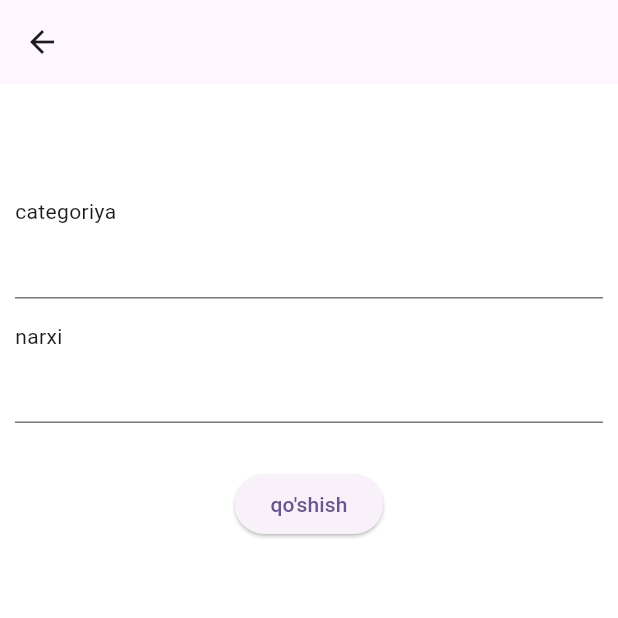
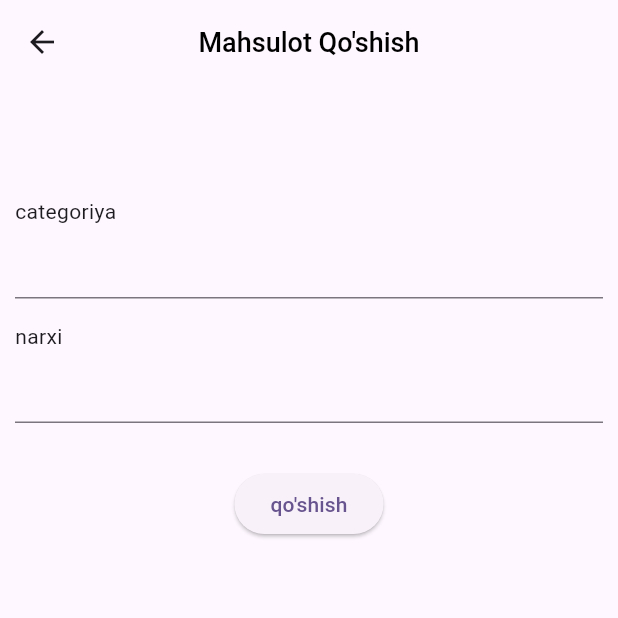
Before and after one commit to AbdulazizTursunov/category, a Flutter app: the screen it shows after launch, after a tap on the "add" icon, on a phone screen of 412 x 824 dp, the top half of it. Run offline on Flutter 3.47's test engine with Material 3 defaults, Android fonts, the phone set to English and light mode, and no system bars; missing offline and left inert: sqlite_wrapper.

Commit message:
add view papka

```diff
--- a/lib/data/model/category_model.dart
+++ b/lib/data/model/category_model.dart
@@ -1,6 +1,4 @@
-import 'package:category/data/db/crud_service.dart';
-import 'package:category/data/db/db_initialize.dart';
-import 'package:flutter/material.dart';
+import 'view.dart';
 
 class CategoryModel {
   static CrudService service = CategoryService();
--- a/lib/data/model/mahsulot_model.dart
+++ b/lib/data/model/mahsulot_model.dart
@@ -1,6 +1,4 @@
-import 'package:category/data/db/crud_service.dart';
-import 'package:category/data/db/db_initialize.dart';
-import 'package:flutter/material.dart';
+import 'view.dart';
 
 class MahsulotModel {
   static CrudService service = MahsulotService();
--- /dev/null
+++ b/lib/data/model/view.dart
@@ -0,0 +1,3 @@
+export 'package:category/data/db/crud_service.dart';
+export 'package:category/data/db/db_initialize.dart';
+export 'package:flutter/material.dart';
--- a/lib/main.dart
+++ b/lib/main.dart
@@ -31,7 +31,6 @@ class MyApp extends StatelessWidget {
     return MaterialApp(
       debugShowCheckedModeBanner: false,
       theme: ThemeData(
-        scaffoldBackgroundColor: Colors.white70,
         colorScheme: ColorScheme.fromSeed(seedColor: Colors.deepPurple),
         useMaterial3: true,
       ),
--- a/lib/ui/all_product/product_screen.dart
+++ b/lib/ui/all_product/product_screen.dart
@@ -1,8 +1,4 @@
-import 'package:category/constant/constant_fields.dart';
-import 'package:category/data/model/category_model.dart';
-import 'package:category/data/model/mahsulot_model.dart';
-import 'package:category/ui/all_product/sub_screen/add_scren.dart';
-import 'package:flutter/material.dart';
+import 'view.dart';
 
 class AllProduct extends StatefulWidget {
   const AllProduct({super.key});
--- a/lib/ui/all_product/sub_screen/add_scren.dart
+++ b/lib/ui/all_product/sub_screen/add_scren.dart
@@ -1,7 +1,5 @@
-import 'package:category/constant/constant_fields.dart';
-import 'package:category/data/model/category_model.dart';
-import 'package:category/data/model/mahsulot_model.dart';
-import 'package:flutter/material.dart';
+import 'package:category/ui/all_product/view.dart';
+
 
 class AddItemScreen extends StatefulWidget {
   const AddItemScreen({super.key});
@@ -19,7 +17,13 @@ class _AddItemScreenState extends State<AddItemScreen> {
   @override
   Widget build(BuildContext context) {
     return Scaffold(
-      appBar: AppBar(),
+      appBar: AppBar(
+        centerTitle: true,
+        title: Text(
+          "Mahsulot Qo'shish",
+          style: stylee,
+        ),
+      ),
       body: Padding(
         padding: const EdgeInsets.symmetric(horizontal: 10.0),
         child: Column(
--- /dev/null
+++ b/lib/ui/all_product/view.dart
@@ -0,0 +1,5 @@
+export 'package:category/constant/constant_fields.dart';
+export 'package:category/data/model/category_model.dart';
+export 'package:category/data/model/mahsulot_model.dart';
+export 'package:category/ui/all_product/sub_screen/add_scren.dart';
+export 'package:flutter/material.dart';
--- a/lib/ui/bottom_nav_bar.dart
+++ b/lib/ui/bottom_nav_bar.dart
@@ -1,7 +1,4 @@
-import 'package:category/constant/constant_fields.dart';
-import 'package:category/ui/all_product/product_screen.dart';
-import 'package:category/ui/category_screen/category_screen.dart';
-import 'package:flutter/material.dart';
+import 'view.dart';
 
 class BottomNavBar extends StatefulWidget {
   const BottomNavBar({super.key});
@@ -28,7 +25,6 @@ class _BottomNavBarState extends State<BottomNavBar> {
     return Scaffold(
       appBar: AppBar(
         centerTitle: true,
-        backgroundColor: Colors.white70,
         title: Text(
           selectIndex == 0 ? "All Product" : "Category Product",
           style: stylee,
--- a/lib/ui/category_screen/category_screen.dart
+++ b/lib/ui/category_screen/category_screen.dart
@@ -1,7 +1,4 @@
-import 'package:category/constant/constant_fields.dart';
-import 'package:category/data/model/category_model.dart';
-import 'package:category/ui/category_screen/sub_screen/sub_screen.dart';
-import 'package:flutter/material.dart';
+import 'view.dart';
 
 class CategoryScreen extends StatefulWidget {
   const CategoryScreen({super.key});
--- a/lib/ui/category_screen/sub_screen/sub_screen.dart
+++ b/lib/ui/category_screen/sub_screen/sub_screen.dart
@@ -1,7 +1,4 @@
-import 'package:category/constant/constant_fields.dart';
-import 'package:category/data/model/category_model.dart';
-import 'package:category/data/model/mahsulot_model.dart';
-import 'package:flutter/material.dart';
+import 'package:category/ui/category_screen/view.dart';
 
 class SubScreen extends StatefulWidget {
   const SubScreen({super.key, required this.id});
@@ -39,6 +36,7 @@ class _SubScreenState extends State<SubScreen> {
   Widget build(BuildContext context) {
     return Scaffold(
       appBar: AppBar(
+        backgroundColor: Colors.white70,
         title: const Text('Sub Screen'),
         centerTitle: true,
       ),
--- /dev/null
+++ b/lib/ui/category_screen/view.dart
@@ -0,0 +1,5 @@
+export 'package:category/constant/constant_fields.dart';
+export 'package:category/data/model/category_model.dart';
+export 'package:category/ui/category_screen/sub_screen/sub_screen.dart';
+export 'package:flutter/material.dart';
+export 'package:category/data/model/mahsulot_model.dart';
--- /dev/null
+++ b/lib/ui/view.dart
@@ -0,0 +1,4 @@
+export 'package:category/constant/constant_fields.dart';
+export 'package:category/ui/all_product/product_screen.dart';
+export 'package:category/ui/category_screen/category_screen.dart';
+export 'package:flutter/material.dart';
```
Also changed, not shown: lib/constant/constant_fields.dart (+4 -4 lines).
